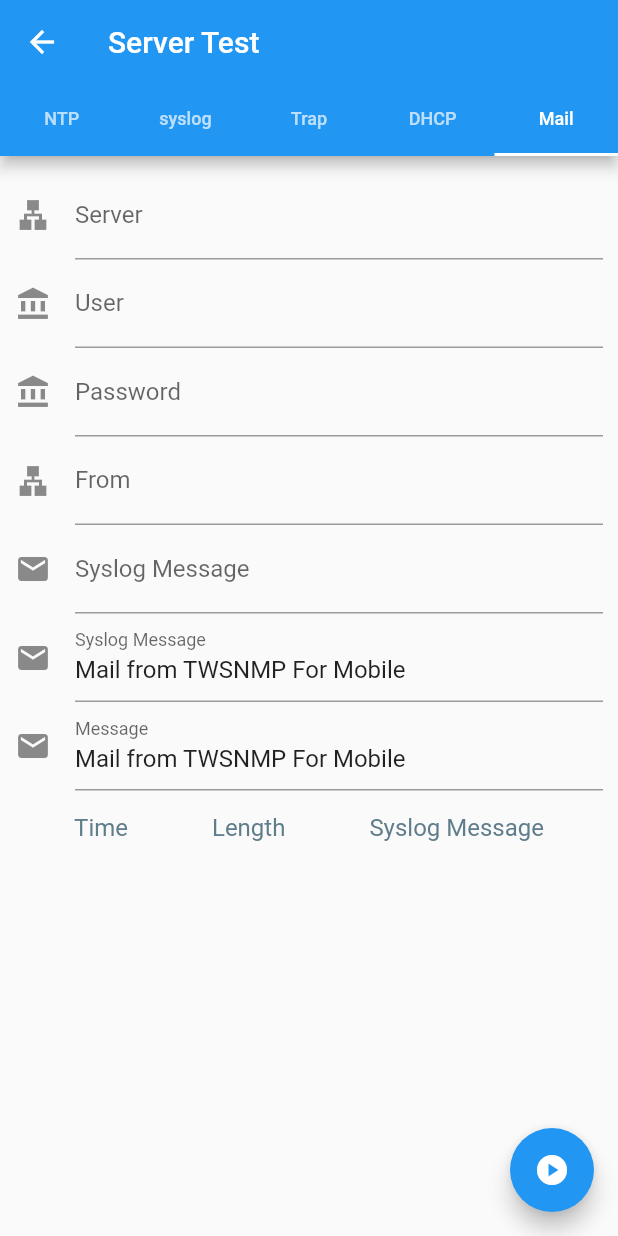
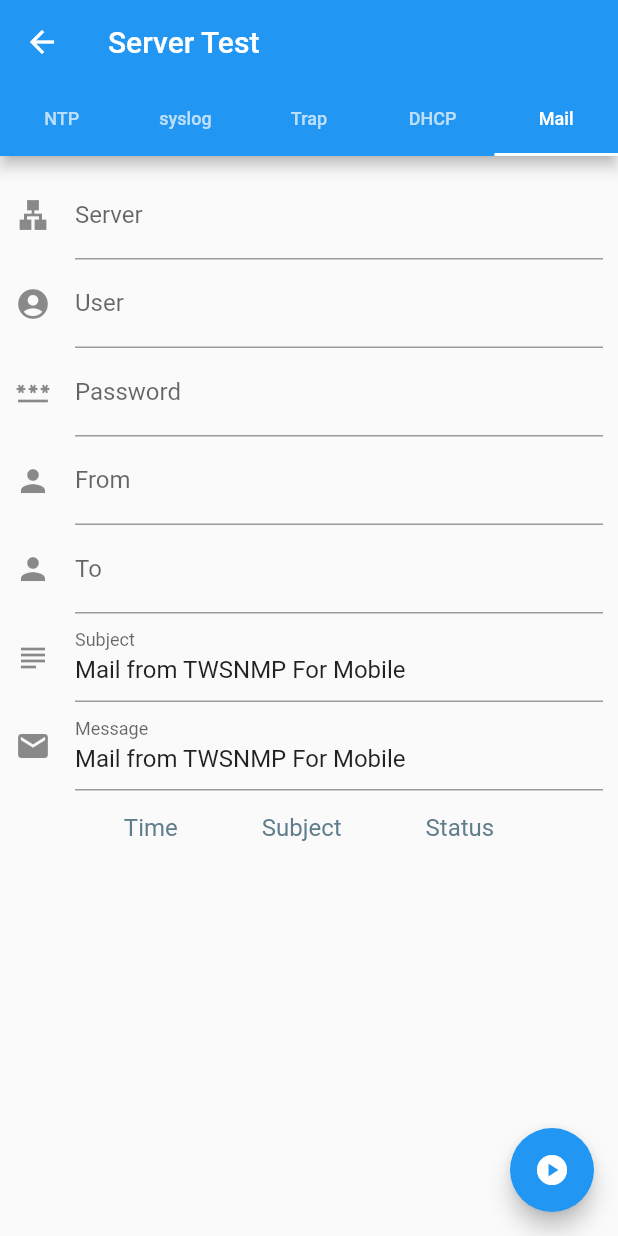
Before and after one commit to twsnmp/twsnmpfm, a Flutter app: the ServerTestPage screen opened directly with empty values, tab 5 chosen, on a phone screen of 412 x 824 dp. Run offline on Flutter 3.47's test engine with Material 2 defaults, Android fonts, the phone set to English and light mode, and no system bars; our stand-ins replace basic_utils, charts_flutter, flutter_riverpod, google_mobile_ads, shared_preferences, sprintf; missing offline and left inert: dart_ping, dart_ping_ios, dart_snmp, flutter_beep, mailer, ntp and 4 more; accounts and stored records are empty; generated files the repository leaves out were written again.

Commit message:
メールサーバーテスト機能を追加

```diff
--- a/lib/server_test_page.dart
+++ b/lib/server_test_page.dart
@@ -16,6 +16,8 @@ import 'package:sprintf/sprintf.dart';
 import 'package:udp/udp.dart';
 import 'dart:io';
 import 'package:dart_snmp/dart_snmp.dart';
+import 'package:mailer/mailer.dart' as mailer;
+import 'package:mailer/smtp_server.dart';
 
 class ServerTestPage extends StatefulWidget {
   final Node node;
@@ -72,6 +74,7 @@ class _ServerTestState extends State<ServerTestPage> with SingleTickerProviderSt
   String _mailTo = "";
   String _mailSubject = "Mail from TWSNMP For Mobile";
   String _mailBody = "Mail from TWSNMP For Mobile";
+  final List<DataRow> _mailHist = [];
 
   _ServerTestState() {
     _loadMIBDB();
@@ -514,7 +517,7 @@ class _ServerTestState extends State<ServerTestPage> with SingleTickerProviderSt
                     _mailUser = value;
                   });
                 },
-                decoration: InputDecoration(icon: const Icon(Icons.account_balance), labelText: loc?.user, hintText: loc?.user),
+                decoration: InputDecoration(icon: const Icon(Icons.account_circle), labelText: loc?.user, hintText: loc?.user),
               ),
               TextFormField(
                 initialValue: _mailPassword,
@@ -525,7 +528,7 @@ class _ServerTestState extends State<ServerTestPage> with SingleTickerProviderSt
                     _mailPassword = value;
                   });
                 },
-                decoration: InputDecoration(icon: const Icon(Icons.account_balance), labelText: loc?.password, hintText: loc?.password),
+                decoration: InputDecoration(icon: const Icon(Icons.password), labelText: loc?.password, hintText: loc?.password),
               ),
               TextFormField(
                 initialValue: _mailFrom,
@@ -542,7 +545,7 @@ class _ServerTestState extends State<ServerTestPage> with SingleTickerProviderSt
                     _mailFrom = value;
                   });
                 },
-                decoration: InputDecoration(icon: const Icon(Icons.lan), labelText: loc?.mailFrom, hintText: loc?.mailFrom),
+                decoration: InputDecoration(icon: const Icon(Icons.person), labelText: loc?.mailFrom, hintText: loc?.mailFrom),
               ),
               TextFormField(
                 initialValue: _mailTo,
@@ -559,7 +562,7 @@ class _ServerTestState extends State<ServerTestPage> with SingleTickerProviderSt
                     _mailTo = value;
                   });
                 },
-                decoration: InputDecoration(icon: const Icon(Icons.mail), labelText: loc?.syslogMsg, hintText: loc?.syslogMsg),
+                decoration: InputDecoration(icon: const Icon(Icons.person), labelText: loc?.mailTo, hintText: loc?.mailTo),
               ),
               TextFormField(
                 initialValue: _mailSubject,
@@ -576,7 +579,7 @@ class _ServerTestState extends State<ServerTestPage> with SingleTickerProviderSt
                     _mailSubject = value;
                   });
                 },
-                decoration: InputDecoration(icon: const Icon(Icons.mail), labelText: loc?.syslogMsg, hintText: loc?.syslogMsg),
+                decoration: InputDecoration(icon: const Icon(Icons.subject), labelText: loc?.mailSubject, hintText: loc?.mailSubject),
               ),
               TextFormField(
                 initialValue: _mailBody,
@@ -593,7 +596,7 @@ class _ServerTestState extends State<ServerTestPage> with SingleTickerProviderSt
                     _mailBody = value;
                   });
                 },
-                decoration: InputDecoration(icon: const Icon(Icons.mail), labelText: loc?.mailBody, hintText: loc?.mailBody),
+                decoration: InputDecoration(icon: const Icon(Icons.email), labelText: loc?.mailBody, hintText: loc?.mailBody),
               ),
               Text(
                 _errorMsg,
@@ -614,13 +617,13 @@ class _ServerTestState extends State<ServerTestPage> with SingleTickerProviderSt
                         label: Text(loc?.time ?? "Time"),
                       ),
                       DataColumn(
-                        label: Text(loc?.length ?? "Length"),
+                        label: Text(loc?.mailSubject ?? "Subject"),
                       ),
                       DataColumn(
-                        label: Text(loc?.syslogMsg ?? "Message"),
+                        label: Text(loc?.status ?? "Status"),
                       ),
                     ],
-                    rows: _syslogHist,
+                    rows: _mailHist,
                   )),
             ],
           ),
@@ -960,7 +963,7 @@ class _ServerTestState extends State<ServerTestPage> with SingleTickerProviderSt
       _process = true;
     });
     try {
-      int port = 514;
+      int port = 25;
       String ip = _target;
       if (_target.contains(":")) {
         final a = _target.split(":");
@@ -969,15 +972,24 @@ class _ServerTestState extends State<ServerTestPage> with SingleTickerProviderSt
           port = a[1].toInt();
         }
       }
-      var sender = await UDP.bind(Endpoint.any());
-      final msg = _getSyslogMsg();
-      final len = await sender.send(msg.codeUnits, Endpoint.unicast(InternetAddress(ip), port: Port(port)));
+      SmtpServer? server;
+      if (_mailUser != "" && _mailPassword != "") {
+        server = SmtpServer(ip, port: port, username: _mailUser, password: _mailPassword, allowInsecure: true, ignoreBadCertificate: true);
+      } else {
+        server = SmtpServer(ip, port: port, allowInsecure: true, ignoreBadCertificate: true);
+      }
+      final message = mailer.Message()
+        ..from = _mailFrom
+        ..recipients.add(_mailTo)
+        ..subject = _mailSubject
+        ..text = _mailBody;
+      final sendReport = await mailer.send(message, server);
       setState(() {
-        _syslogHist.add(
+        _mailHist.add(
           DataRow(cells: [
             DataCell(Text(DateFormat("HH:mm:ss").format(DateTime.now()))),
-            DataCell(Text(len.toString())),
-            DataCell(Text(msg)),
+            DataCell(Text(_mailSubject)),
+            DataCell(Text(sendReport.toString())),
           ]),
         );
       });
--- a/pubspec.yaml
+++ b/pubspec.yaml
@@ -34,6 +34,7 @@ dependencies:
   flutter_beep: ^1.0.0
   ntp: ^2.0.0
   udp: ^5.0.3
+  mailer: ^5.2.0
 
 dev_dependencies:
   flutter_test:
```
